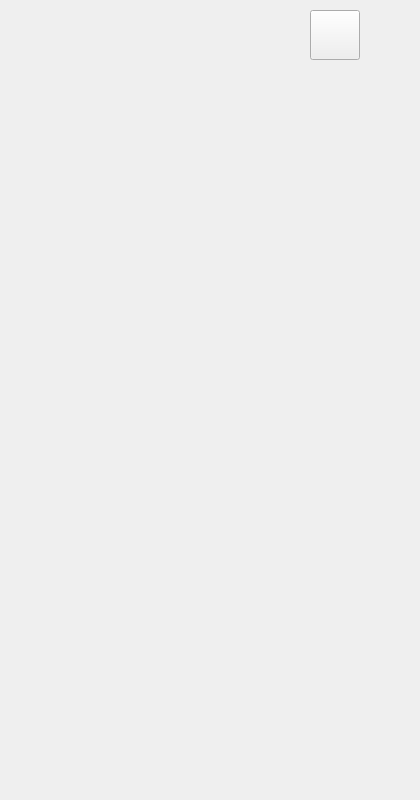
This is VisionDetect/InspWindowWidget.ui in chuandongxu/AOI as Qt 5 draws it before an edit. The edited form follows.
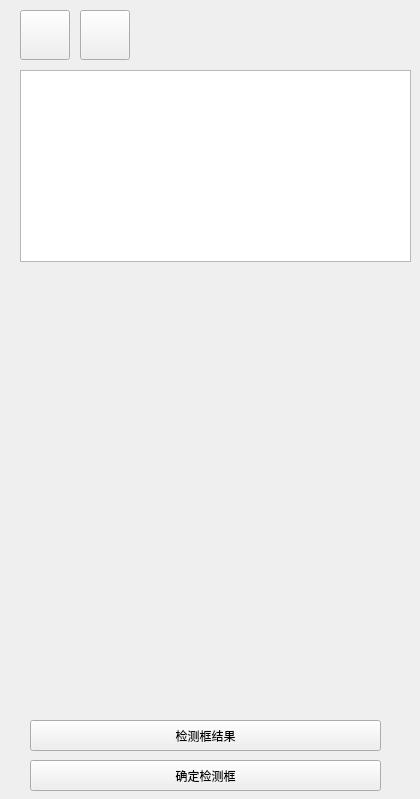
This is the edited form. Icons and pictures are not drawn.

Commit message:
Developed edit inspection window feature.
Developed edit inspection window feature.

```diff
--- a/VisionDetect/InspWindowWidget.ui
+++ b/VisionDetect/InspWindowWidget.ui
@@ -7,7 +7,7 @@
     <x>0</x>
     <y>0</y>
     <width>420</width>
-    <height>800</height>
+    <height>799</height>
    </rect>
   </property>
   <property name="windowTitle">
@@ -17,16 +17,16 @@
    <property name="geometry">
     <rect>
      <x>0</x>
-     <y>60</y>
+     <y>280</y>
      <width>420</width>
-     <height>800</height>
+     <height>431</height>
     </rect>
    </property>
   </widget>
   <widget class="QPushButton" name="btnReturn">
    <property name="geometry">
     <rect>
-     <x>310</x>
+     <x>20</x>
      <y>10</y>
      <width>50</width>
      <height>50</height>
@@ -46,6 +46,65 @@
     </size>
    </property>
   </widget>
+  <widget class="QPushButton" name="btnRemoveWindow">
+   <property name="geometry">
+    <rect>
+     <x>80</x>
+     <y>10</y>
+     <width>50</width>
+     <height>50</height>
+    </rect>
+   </property>
+   <property name="text">
+    <string/>
+   </property>
+   <property name="icon">
+    <iconset>
+     <normaloff>Image/Remove.png</normaloff>Image/Remove.png</iconset>
+   </property>
+   <property name="iconSize">
+    <size>
+     <width>50</width>
+     <height>50</height>
+    </size>
+   </property>
+  </widget>
+  <widget class="QListWidget" name="listWindowWidget">
+   <property name="geometry">
+    <rect>
+     <x>20</x>
+     <y>70</y>
+     <width>391</width>
+     <height>192</height>
+    </rect>
+   </property>
+  </widget>
+  <widget class="QPushButton" name="btnTryInsp">
+   <property name="geometry">
+    <rect>
+     <x>30</x>
+     <y>720</y>
+     <width>351</width>
+     <height>31</height>
+    </rect>
+   </property>
+   <property name="text">
+    <string>检测框结果</string>
+   </property>
+  </widget>
+  <widget class="QPushButton" name="btnConfirmWindow">
+   <property name="geometry">
+    <rect>
+     <x>30</x>
+     <y>760</y>
+     <width>351</width>
+     <height>31</height>
+    </rect>
+   </property>
+   <property name="text">
+    <string>确定检测框</string>
+   </property>
+  </widget>
  </widget>
  <layoutdefault spacing="6" margin="11"/>
  <resources/>
```
Left out of the diff: 4 changed lines with no effect on the pictures. The commit also changes 41 other files.
